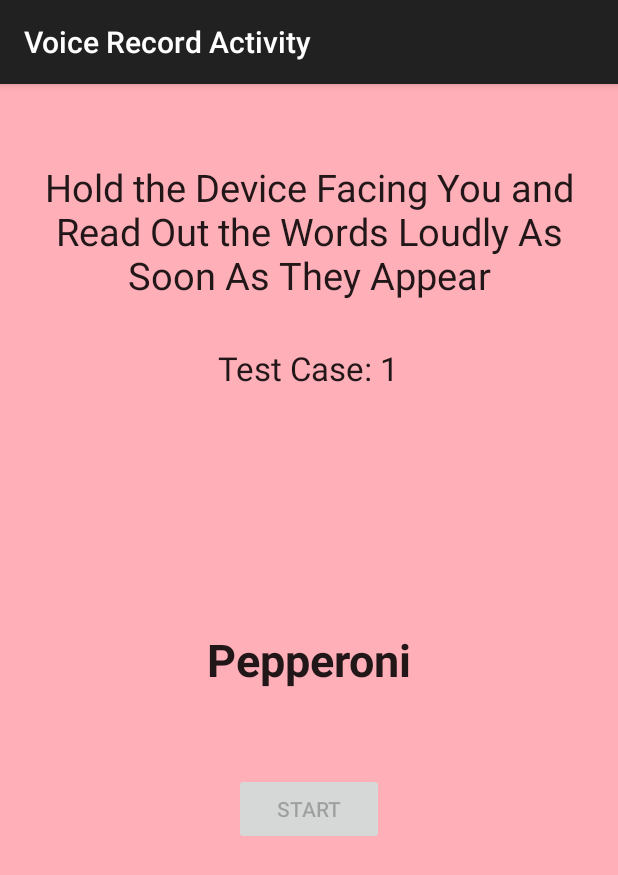
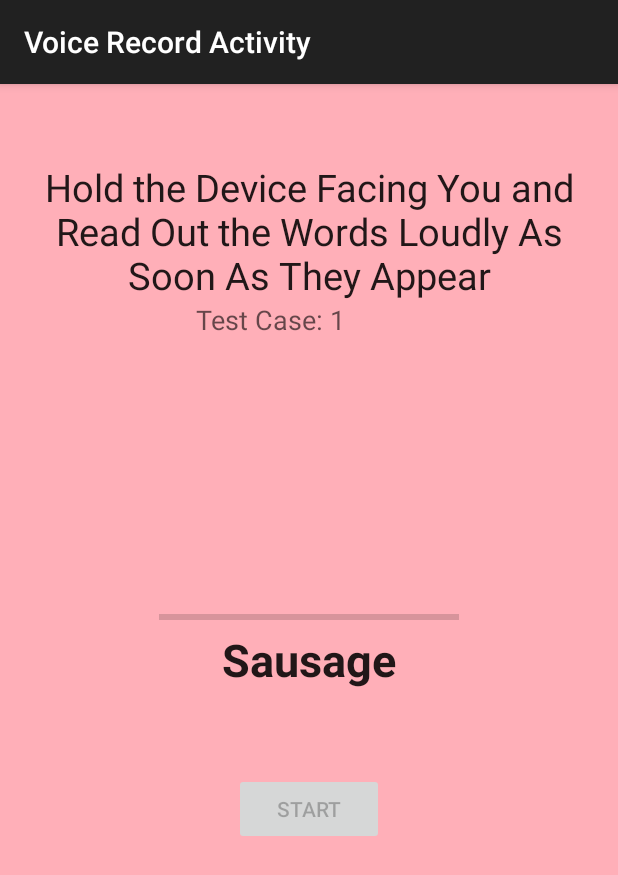
Before and after one commit to uttam028/healthvault, an Android app: the VoiceRecordActivity screen opened directly, with no data from a screen before it, after a tap on "START", on a phone screen of 412 x 824 dp. Shown: the top 875 px of the screen. Run offline under Robolectric (Android 15) with nearby library versions, the phone set to English and light mode, and no system bars.

Commit message:
added word variable length and length indicator

```diff
--- a/PHR-android-master/app/build.gradle
+++ b/PHR-android-master/app/build.gradle
@@ -19,8 +19,11 @@ android {
     }
 }
 
+
 dependencies {
-    compile fileTree(dir: 'libs', include: ['*.jar'])
+    compile fileTree(include: ['*.jar'], dir: 'libs')
     compile 'com.android.support:appcompat-v7:21.0.3'
     compile 'com.jjoe64:graphview:4.0.1'
+    compile files('src/main/java/edu/nd/phr/httpcore-4.3.jar')
+    compile files('src/main/java/edu/nd/phr/httpmime-4.2.4.jar')
 }
--- /dev/null
+++ b/PHR-android-master/app/src/main/java/edu/nd/phr/AccurateTimer.java
@@ -0,0 +1,152 @@
+package edu.nd.phr;
+
+import android.os.Handler;
+import android.os.Message;
+import android.os.SystemClock;
+import android.util.Log;
+
+/**
+ * Schedule a countdown until a time in the future, with regular notifications
+ * on intervals along the way.
+ *
+ * Example of showing a 30 second countdown in a text field:
+ *
+ * <pre class="prettyprint">
+ * new CountDownTimer(30000, 1000) {
+ *
+ *  public void onTick(long millisUntilFinished) {
+ *      mTextField.setText(&quot;seconds remaining: &quot; + millisUntilFinished / 1000);
+ *  }
+ *
+ *  public void onFinish() {
+ *      mTextField.setText(&quot;done!&quot;);
+ *  }
+ * }.start();
+ * </pre>
+ *
+ * The calls to {@link #onTick(long)} are synchronized to this object so that
+ * one call to {@link #onTick(long)} won't ever occur before the previous
+ * callback is complete. This is only relevant when the implementation of
+ * {@link #onTick(long)} takes an amount of time to execute that is significant
+ * compared to the countdown interval.
+ */
+public abstract class AccurateTimer {
+
+    /**
+     * Millis since epoch when alarm should stop.
+     */
+    private final long mMillisInFuture;
+
+    /**
+     * The interval in millis that the user receives callbacks
+     */
+    private final long mCountdownInterval;
+
+    private long mStopTimeInFuture;
+
+    // ************AccurateCountdownTimer***************
+    private int mTickCounter;
+    private long mStartTime;
+
+    // ************AccurateCountdownTimer***************
+
+    /**
+     * @param millisInFuture
+     *            The number of millis in the future from the call to
+     *            {@link #start()} until the countdown is done and
+     *            {@link #onFinish()} is called.
+     * @param countDownInterval
+     *            The interval along the way to receive {@link #onTick(long)}
+     *            callbacks.
+     */
+    public AccurateTimer(long millisInFuture, long countDownInterval) {
+        mMillisInFuture = millisInFuture;
+        mCountdownInterval = countDownInterval;
+
+        // ************AccurateCountdownTimer***************
+        mTickCounter = 0;
+        // ************AccurateCountdownTimer***************
+    }
+
+    /**
+     * Cancel the countdown.
+     */
+    public final void cancel() {
+        mHandler.removeMessages(MSG);
+    }
+
+    /**
+     * Start the countdown.
+     */
+    public synchronized final AccurateTimer start() {
+        if (mMillisInFuture <= 0) {
+            onFinish();
+            return this;
+        }
+
+        // ************AccurateCountdownTimer***************
+        mStartTime = SystemClock.elapsedRealtime();
+        mStopTimeInFuture = mStartTime + mMillisInFuture;
+        // ************AccurateCountdownTimer***************
+
+        mHandler.sendMessage(mHandler.obtainMessage(MSG));
+        return this;
+    }
+
+    /**
+     * Callback fired on regular interval.
+     *
+     * @param millisUntilFinished
+     *            The amount of time until finished.
+     */
+    public abstract void onTick(long millisUntilFinished);
+
+    /**
+     * Callback fired when the time is up.
+     */
+    public abstract void onFinish();
+
+    private static final int MSG = 1;
+
+    // handles counting down
+    private Handler mHandler = new Handler() {
+
+        @Override
+        public void handleMessage(Message msg) {
+
+            synchronized (AccurateTimer.this) {
+                final long millisLeft = mStopTimeInFuture
+                        - SystemClock.elapsedRealtime();
+
+                if (millisLeft <= 0) {
+                    onFinish();
+                } else if (millisLeft < mCountdownInterval) {
+                    // no tick, just delay until done
+                    sendMessageDelayed(obtainMessage(MSG), millisLeft);
+                } else {
+                    long lastTickStart = SystemClock.elapsedRealtime();
+                    onTick(millisLeft);
+
+                    // ************AccurateCountdownTimer***************
+                    long now = SystemClock.elapsedRealtime();
+                    long extraDelay = now - mStartTime - mTickCounter
+                            * mCountdownInterval;
+                    mTickCounter++;
+                    long delay = lastTickStart + mCountdownInterval - now
+                            - extraDelay;
+
+                    // ************AccurateCountdownTimer***************
+
+                    // take into account user's onTick taking time to execute
+
+                    // special case: user's onTick took more than interval to
+                    // complete, skip to next interval
+                    while (delay < 0)
+                        delay += mCountdownInterval;
+
+                    sendMessageDelayed(obtainMessage(MSG), delay);
+                }
+            }
+        }
+    };
+}
--- a/PHR-android-master/app/src/main/java/edu/nd/phr/VoiceRecordActivity.java
+++ b/PHR-android-master/app/src/main/java/edu/nd/phr/VoiceRecordActivity.java
@@ -1,5 +1,6 @@
 package edu.nd.phr;
 
+import android.annotation.TargetApi;
 import android.app.AlertDialog;
 import android.content.Entity;
 import android.content.Intent;
@@ -17,6 +18,7 @@ import android.os.Environment;
 import android.view.ViewGroup;
 import android.widget.Button;
 import android.widget.TextView;
+import android.widget.ProgressBar;
 import android.view.View;
 import android.view.View.OnClickListener;
 import android.content.Context;
@@ -24,8 +26,13 @@ import android.util.Log;
 import android.media.MediaRecorder;
 import android.media.MediaPlayer;
 import android.os.CountDownTimer;
-
+import android.app.ProgressDialog;
+import android.content.DialogInterface;
 import org.w3c.dom.Text;
+import android.animation.ObjectAnimator;
+import android.view.animation.Animation;
+import android.view.animation.Transformation;
+import android.view.animation.DecelerateInterpolator;
 
 import java.io.BufferedInputStream;
 import java.io.DataOutputStream;
@@ -33,15 +40,52 @@ import java.io.IOException;
 import java.io.InputStream;
 import java.net.HttpURLConnection;
 import java.net.URL;
+import java.lang.Math;
 
 import edu.nd.phr.MultiPartUtility;
 
 import java.io.File;
+import java.io.OutputStream;
 import java.util.List;
+
+import org.apache.http.entity.mime.HttpMultipartMode;
+import org.apache.http.entity.mime.MultipartEntity;
+import org.apache.http.entity.mime.content.FileBody;
 
 
 
 public class VoiceRecordActivity extends ActionBarActivity{
+
+    public class Word{
+        String word;
+        int duration;
+
+        public Word(String s, int d){
+            word = s;
+            duration = d;
+        }
+    }
+
+    public class ProgressBarAnimation extends Animation{
+        private ProgressBar progressBar;
+        private float from;
+        private float  to;
+
+        public ProgressBarAnimation(ProgressBar progressBar, float from, float to) {
+            super();
+            this.progressBar = progressBar;
+            this.from = from;
+            this.to = to;
+        }
+
+        @Override
+        protected void applyTransformation(float interpolatedTime, Transformation t) {
+            super.applyTransformation(interpolatedTime, t);
+            float value = from + (to - from) * interpolatedTime;
+            progressBar.setProgress((int) value);
+        }
+
+    }
 
     private static final String LOG_TAG = "AudioRecordTest";
     private static String mFileName = null;;
@@ -55,23 +99,30 @@ public class VoiceRecordActivity extends ActionBarActivity{
     private Button uploadButton;
     private TextView wordBox;
     private TextView caseNumberText;
+    private ProgressBar progressBar;
     private RecordingCountDownTimer recordTimer;
     private PlayCountDownTimer playTimer;
+    private WordCountDownTimer wordTimer;
+    private boolean stillRunning;
 
-    private String[] testCase0 = {"Cheese", "Pepperoni", "Black Olives", "Sausage", "Sauce", "Ham"};
-    private String[] testCase1 = {"Apple", "Orange", "Banana", "Grape"};
-    private String[] testCase2 = {"Shirt", "Pants", "Shoes", "Hat", "Scarf", "Socks"};
+    private Word[] testCase0 = {new Word("Cheese", 1000), new Word("Sausage", 500), new Word("Ham", 2000), new Word("Sauce", 1000), new Word("Pepperoni", 500), new Word("Mushrooms", 1000)};
+    private Word[] testCase1 = {new Word("Pants", 100), new Word("Shoes", 50), new Word("Hat", 200)};
+    private Word[] testCase2 = {new Word("Lamp", 100), new Word("Desk", 50), new Word("Pencil Sharpener", 200), new Word("Chair", 100)};
+    private Word[][] testCases = {testCase0, testCase1, testCase2};
 
-    private String[][] testCases = {testCase0, testCase1, testCase2};
+    private int[] testCaseTimes;
     private int caseNumber = 0;
-
-    private int speed = 1000;
+    int wordCount;
 
     public final static String apiURL = "http://m-lab.cse.nd.edu:8080/fileupload/rest/files/upload";
 
+    int timerRunning;
+
+
+
 
     // RecordCountDownTimer class
-    public class RecordingCountDownTimer extends CountDownTimer
+    public class RecordingCountDownTimer extends AccurateTimer
     {
         private int timerCount;
         public RecordingCountDownTimer(long startTime, long interval)
@@ -83,6 +134,7 @@ public class VoiceRecordActivity extends ActionBarActivity{
         @Override
         public void onFinish()
         {
+            timerRunning = 0;
             wordBox.setText("");
             stopRecording();
             startButton.setText("Play");
@@ -91,6 +143,7 @@ public class VoiceRecordActivity extends ActionBarActivity{
             uploadButton.setEnabled(true);
             recordAgainButton.setVisibility(View.VISIBLE);
             uploadButton.setVisibility(View.VISIBLE);
+            progressBar.setVisibility(View.GONE);
             startButton.setOnClickListener(new View.OnClickListener() {
                 public void onClick(View v) {
                     onPlay();
@@ -101,13 +154,37 @@ public class VoiceRecordActivity extends ActionBarActivity{
         @Override
         public void onTick(long millisUntilFinished)
         {
-            wordBox.setText(testCases[caseNumber][timerCount]);
             timerCount = timerCount +1;
         }
     }
 
+    // RecordCountDownTimer class
+    public class WordCountDownTimer extends AccurateTimer
+    {
+        private int tickCount;
+        public WordCountDownTimer(long startTime, long interval)
+        {
+            super(startTime, interval);
+            tickCount = 0;
+        }
+
+        @Override
+        public void onFinish()
+        {
+            wordCount++;
+            if(wordCount < testCases[caseNumber].length) {
+                createWordTimer();
+            }
+        }
+
+        @Override
+        public void onTick(long millisUntilFinished)
+        {
+        }
+    }
+
     // PlayCountDownTimer class
-    public class PlayCountDownTimer extends CountDownTimer
+    public class PlayCountDownTimer extends AccurateTimer
     {
         public PlayCountDownTimer(long startTime, long interval)
         {
@@ -130,13 +207,26 @@ public class VoiceRecordActivity extends ActionBarActivity{
         }
     }
 
+    @TargetApi(11)
+    private void createWordTimer(){
+        wordBox.setText(testCases[caseNumber][wordCount].word);
+        wordTimer = new WordCountDownTimer(testCases[caseNumber][wordCount].duration, testCases[caseNumber][wordCount].duration);
+        ProgressBarAnimation anim = new ProgressBarAnimation(progressBar, 0, 100);
+        anim.setDuration(testCases[caseNumber][wordCount].duration);
+        progressBar.startAnimation(anim);
+        wordTimer.start();
+    }
+
     private void onRecord() {
         try {
+            startRecording();
+            startButton.setEnabled(false);
+            recordTimer = new RecordingCountDownTimer(testCaseTimes[caseNumber], testCaseTimes[caseNumber]);
+            recordTimer.start();
+            wordCount = 0;
+            progressBar.setVisibility(View.VISIBLE);
+            createWordTimer();
 
-            recordTimer = new RecordingCountDownTimer((testCases[caseNumber].length + 1) * speed, speed);
-            recordTimer.start();
-            startButton.setEnabled(false);
-            startRecording();
         } catch (IOException e) {
             e.printStackTrace();
         }
@@ -157,7 +247,7 @@ public class VoiceRecordActivity extends ActionBarActivity{
         startButton.setEnabled(false);
         recordAgainButton.setEnabled(false);
         uploadButton.setEnabled(false);
-        playTimer = new PlayCountDownTimer((testCases[caseNumber].length + 1) * speed, speed);
+        playTimer = new PlayCountDownTimer(testCaseTimes[caseNumber], 1);
         playTimer.start();
         startPlaying();
     }
@@ -188,7 +278,6 @@ public class VoiceRecordActivity extends ActionBarActivity{
     private void startRecording() throws IOException {
         mRecorder = new MediaRecorder();
         AudioRecordTest();
-        //mFileName = Environment.getExternalStorageDirectory().getAbsolutePath().substring(8) + "/audio/" +  System.currentTimeMillis()+ ".3gp";
         mRecorder.setAudioSource(MediaRecorder.AudioSource.MIC);
         mRecorder.setOutputFormat(MediaRecorder.OutputFormat.THREE_GPP);
         mRecorder.setOutputFile(mFileName);
@@ -226,6 +315,9 @@ public class VoiceRecordActivity extends ActionBarActivity{
         uploadButton.setVisibility(View.GONE);
         wordBox = (TextView) findViewById(R.id.wordBox);
         caseNumberText = (TextView) findViewById(R.id.caseNumberText);
+        caseNumberText.setText("Test Case: 1");
+        progressBar = (ProgressBar) findViewById(R.id.progressBar);
+        progressBar.setVisibility(View.GONE);
 
         startButton.setOnClickListener(new View.OnClickListener() {
             public void onClick(View v) {
@@ -244,6 +336,17 @@ public class VoiceRecordActivity extends ActionBarActivity{
                 onUpload();
             }
         });
+
+        testCaseTimes = new int[testCases.length];
+        int i, k;
+        int length;
+        for(i = 0; i < testCases.length; i++){
+            length = 0;
+            for(k = 0; k < testCases[i].length; k++){
+                length = length + testCases[i][k].duration;
+            }
+            testCaseTimes[i] = length;
+        }
     }
 
     @Override
@@ -261,6 +364,7 @@ public class VoiceRecordActivity extends ActionBarActivity{
     }
 
     private class CallAPI extends AsyncTask<String, String, String> {
+        ProgressDialog progress = new ProgressDialog(VoiceRecordActivity.this);
         @Override
         protected String doInBackground(String... params) {
             String urlString = apiURL;
@@ -268,24 +372,70 @@ public class VoiceRecordActivity extends ActionBarActivity{
             File uploadFile1 = new File(params[0]);
             String response = "";
 
-            //HTTP POST
             try {
-                MultiPartUtility multipart = new MultiPartUtility(urlString, charset);
+                URL url = new URL("http://m-lab.cse.nd.edu:8080/fileupload/rest/files/upload/");
+                HttpURLConnection connection = (HttpURLConnection) url.openConnection();
+                connection.setDoOutput(true);
+                connection.setRequestMethod("POST");
 
-                multipart.addFilePart("fileUpload", uploadFile1);
+                FileBody fileBody = new FileBody(uploadFile1);
+                MultipartEntity multipartEntity = new MultipartEntity(HttpMultipartMode.STRICT);
+                multipartEntity.addPart("file", fileBody);
 
-                response = multipart.finish();
+                connection.setRequestProperty("Content-Type", multipartEntity.getContentType().getValue());
+                OutputStream out = connection.getOutputStream();
+                try {
+                    multipartEntity.writeTo(out);
+                } finally {
+                    out.close();
+                }
+                int status = connection.getResponseCode();
+                System.out.println("status:" + status);
+                return Integer.toString(status);
+            } catch (Exception e) {
+                e.printStackTrace();
+            }
+            return "TRUE";
+        }
 
-            } catch (Exception e) {
-                System.out.println(e.getMessage());
-                e.printStackTrace();
-                return e.getMessage();
+        @Override
+        protected void onPreExecute() {
+
+            progress.setTitle("Uploading");
+            progress.setMessage("Wait while uploading...");
+
+            progress.show();
+            progress.setCancelable(false);
+        }
+
+        protected void onPostExecute(String result){
+            // Dismiss progress Bar
+            progress.dismiss();
+
+            //Create Alert
+            if(result.equals("200")){
+                new AlertDialog.Builder(VoiceRecordActivity.this)
+                        .setMessage("Upload Successful")
+                        .setPositiveButton(android.R.string.yes, new DialogInterface.OnClickListener() {
+                            public void onClick(DialogInterface dialog, int which) {
+
+                            }
+                        })
+                        .setIcon(android.R.drawable.ic_dialog_alert)
+                        .show();
             }
-            return response;
+            else{
+                new AlertDialog.Builder(VoiceRecordActivity.this)
+                        .setMessage("Upload Failed")
+                        .setPositiveButton(android.R.string.yes, new DialogInterface.OnClickListener() {
+                            public void onClick(DialogInterface dialog, int which) {
 
-        }
-        protected void onPostExecute(String result){
-            System.out.println(result);
+                            }
+                        })
+                        .setIcon(android.R.drawable.ic_dialog_alert)
+                        .show();
+            }
+
         }
     } //END CALL API
 }
--- a/PHR-android-master/app/src/main/res/layout/activity_voice_recorder.xml
+++ b/PHR-android-master/app/src/main/res/layout/activity_voice_recorder.xml
@@ -7,6 +7,7 @@
     android:background="#ffafb8">
 
     <TextView
+        xmlns:custom="http://schemas.android.com/apk/res-auto"
         android:layout_width="wrap_content"
         android:layout_height="wrap_content"
         android:textAppearance="?android:attr/textAppearanceLarge"
@@ -63,12 +64,20 @@
         android:layout_alignStart="@+id/recordAgainButton" />
 
     <TextView
-        android:layout_width="wrap_content"
-        android:layout_height="wrap_content"
-        android:textAppearance="?android:attr/textAppearanceLarge"
-        android:text="Test Case: 1"
+        android:layout_width="150dp"
+        android:layout_height="30dp"
+        android:textAppearance="?android:attr/textAppearanceMedium"
         android:id="@+id/caseNumberText"
         android:layout_below="@+id/instructionText"
-        android:layout_centerHorizontal="true"
-        android:layout_marginTop="30dp" />
+        android:layout_centerHorizontal="true" />
+
+    <ProgressBar
+        style="?android:attr/progressBarStyleHorizontal"
+        android:layout_width="200dp"
+        android:layout_height="wrap_content"
+        android:id="@+id/progressBar"
+        android:layout_above="@+id/wordBox"
+        android:layout_centerHorizontal="true" />
+
+
 </RelativeLayout>
```
Also changed, not shown: PHR-android-master/app/src/main/res/layout/activity_health_options.xml (+5 -4 lines), 3 other files.
